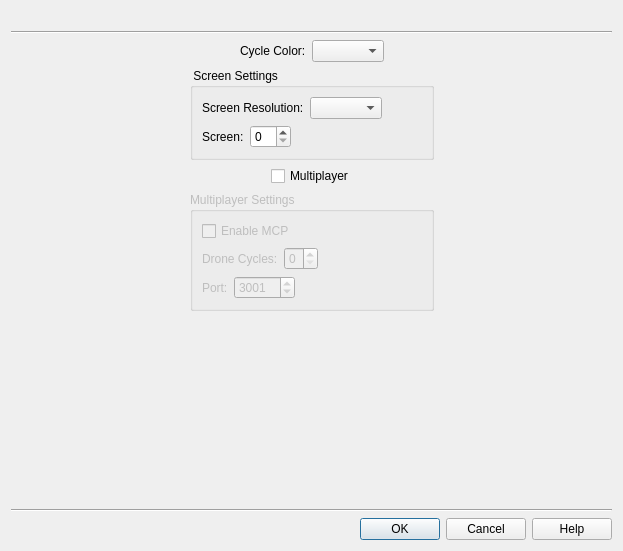
Old version of the form init/cyclesInit.ui in the repository dmzgroup/cycles.
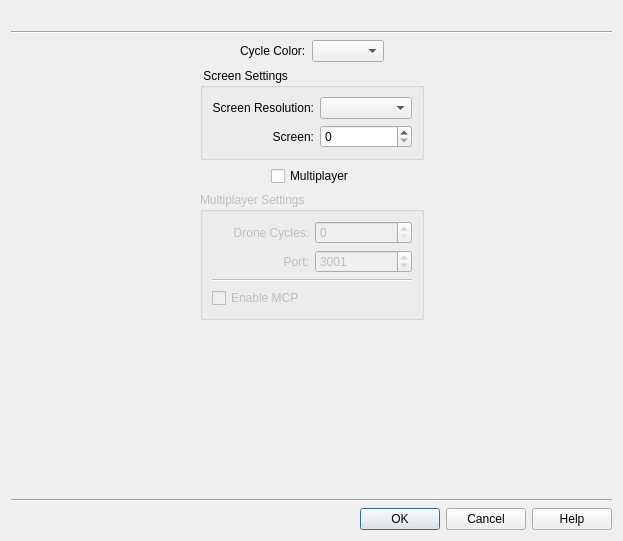
New version of the form. Icons and pictures are not drawn.

The edit to the form file:
```diff
--- a/init/cyclesInit.ui
+++ b/init/cyclesInit.ui
@@ -6,13 +6,13 @@
     <x>0</x>
     <y>0</y>
     <width>623</width>
-    <height>551</height>
+    <height>541</height>
    </rect>
   </property>
   <property name="windowTitle" >
    <string>Cycles Launch Control Panel</string>
   </property>
-  <layout class="QVBoxLayout" name="verticalLayout_4" >
+  <layout class="QVBoxLayout" name="verticalLayout_2" >
    <item>
     <widget class="QLabel" name="label_3" >
      <property name="text" >
@@ -31,7 +31,7 @@
     </widget>
    </item>
    <item>
-    <layout class="QHBoxLayout" name="horizontalLayout_11" >
+    <layout class="QHBoxLayout" name="horizontalLayout" >
      <item>
       <spacer name="horizontalSpacer_10" >
        <property name="orientation" >
@@ -46,7 +46,7 @@
       </spacer>
      </item>
      <item>
-      <layout class="QVBoxLayout" name="verticalLayout_3" >
+      <layout class="QVBoxLayout" name="verticalLayout" >
        <item>
         <layout class="QHBoxLayout" name="horizontalLayout_2" >
          <item>
@@ -94,62 +94,38 @@
            <property name="title" >
             <string> Screen Settings</string>
            </property>
-           <layout class="QVBoxLayout" name="verticalLayout_2" >
-            <item>
-             <layout class="QHBoxLayout" name="horizontalLayout_9" >
-              <item>
-               <widget class="QLabel" name="label_5" >
-                <property name="text" >
-                 <string>Screen Resolution:</string>
-                </property>
-               </widget>
-              </item>
-              <item>
-               <widget class="QComboBox" name="resolutionCombo" />
-              </item>
-              <item>
-               <spacer name="horizontalSpacer_9" >
-                <property name="orientation" >
-                 <enum>Qt::Horizontal</enum>
-                </property>
-                <property name="sizeHint" stdset="0" >
-                 <size>
-                  <width>40</width>
-                  <height>20</height>
-                 </size>
-                </property>
-               </spacer>
-              </item>
-             </layout>
-            </item>
-            <item>
-             <layout class="QHBoxLayout" name="horizontalLayout_6" >
-              <item>
+           <layout class="QGridLayout" name="gridLayout" >
+            <item row="2" column="2" >
+             <widget class="QSpinBox" name="screenBox" />
+            </item>
+            <item row="2" column="1" >
                <widget class="QLabel" name="label_6" >
                 <property name="text" >
                  <string>Screen:</string>
                 </property>
-               </widget>
-              </item>
-              <item>
-               <widget class="QSpinBox" name="screenBox" />
-              </item>
-              <item>
-               <spacer name="horizontalSpacer_6" >
-                <property name="orientation" >
-                 <enum>Qt::Horizontal</enum>
-                </property>
-                <property name="sizeHint" stdset="0" >
-                 <size>
-                  <width>115</width>
-                  <height>17</height>
-                 </size>
-                </property>
-               </spacer>
-              </item>
-             </layout>
-            </item>
-           </layout>
+              <property name="alignment" >
+               <set>Qt::AlignRight|Qt::AlignTrailing|Qt::AlignVCenter</set>
+              </property>
+             </widget>
+            </item>
+            <item row="0" column="2" >
+             <widget class="QComboBox" name="resolutionCombo" />
+            </item>
+            <item row="0" column="1" >
+             <widget class="QLabel" name="label_5" >
+              <property name="text" >
+               <string>Screen Resolution:</string>
+              </property>
+              <property name="alignment" >
+               <set>Qt::AlignRight|Qt::AlignTrailing|Qt::AlignVCenter</set>
+              </property>
+             </widget>
+            </item>
+           </layout>
+           <zorder>screenBox</zorder>
+           <zorder>label_6</zorder>
+           <zorder>resolutionCombo</zorder>
+           <zorder>label_5</zorder>
           </widget>
          </item>
         </layout>
@@ -199,72 +175,15 @@
          <property name="title" >
           <string>Multiplayer Settings</string>
          </property>
-         <layout class="QVBoxLayout" name="verticalLayout" >
-          <item>
-           <layout class="QHBoxLayout" name="horizontalLayout_4" >
-            <item>
-             <widget class="QCheckBox" name="mcpBox" >
-              <property name="text" >
-               <string>Enable MCP</string>
-              </property>
-             </widget>
-            </item>
-            <item>
-             <spacer name="horizontalSpacer_4" >
-              <property name="orientation" >
-               <enum>Qt::Horizontal</enum>
-              </property>
-              <property name="sizeHint" stdset="0" >
-               <size>
-                <width>40</width>
-                <height>20</height>
-               </size>
-              </property>
-             </spacer>
-            </item>
-           </layout>
-          </item>
-          <item>
-           <layout class="QHBoxLayout" name="horizontalLayout_5" >
-            <item>
-             <widget class="QLabel" name="label_2" >
-              <property name="text" >
-               <string>Drone Cycles:</string>
-              </property>
-             </widget>
-            </item>
-            <item>
+         <layout class="QGridLayout" name="gridLayout_2" >
+          <item row="2" column="2" >
              <widget class="QSpinBox" name="droneBox" >
               <property name="maximum" >
                <number>5</number>
               </property>
              </widget>
             </item>
-            <item>
-             <spacer name="horizontalSpacer_5" >
-              <property name="orientation" >
-               <enum>Qt::Horizontal</enum>
-              </property>
-              <property name="sizeHint" stdset="0" >
-               <size>
-                <width>40</width>
-                <height>20</height>
-               </size>
-              </property>
-             </spacer>
-            </item>
-           </layout>
-          </item>
-          <item>
-           <layout class="QHBoxLayout" name="horizontalLayout_7" >
-            <item>
-             <widget class="QLabel" name="label_4" >
-              <property name="text" >
-               <string>Port:</string>
-              </property>
-             </widget>
-            </item>
-            <item>
+          <item row="5" column="2" >
              <widget class="QSpinBox" name="portBox" >
               <property name="minimum" >
                <number>1</number>
@@ -277,20 +196,39 @@
               </property>
              </widget>
             </item>
-            <item>
-             <spacer name="horizontalSpacer_7" >
+          <item row="5" column="1" >
+           <widget class="QLabel" name="label_4" >
+            <property name="text" >
+             <string>Port:</string>
+            </property>
+            <property name="alignment" >
+             <set>Qt::AlignRight|Qt::AlignTrailing|Qt::AlignVCenter</set>
+            </property>
+           </widget>
+          </item>
+          <item row="2" column="1" >
+           <widget class="QLabel" name="label_2" >
+            <property name="text" >
+             <string>Drone Cycles:</string>
+            </property>
+            <property name="alignment" >
+             <set>Qt::AlignRight|Qt::AlignTrailing|Qt::AlignVCenter</set>
+            </property>
+           </widget>
+          </item>
+          <item row="7" column="1" >
+           <widget class="QCheckBox" name="mcpBox" >
+            <property name="text" >
+             <string>Enable MCP</string>
+            </property>
+           </widget>
+          </item>
+          <item row="6" column="1" colspan="2" >
+           <widget class="Line" name="line_3" >
               <property name="orientation" >
                <enum>Qt::Horizontal</enum>
               </property>
-              <property name="sizeHint" stdset="0" >
-               <size>
-                <width>40</width>
-                <height>20</height>
-               </size>
-              </property>
-             </spacer>
-            </item>
-           </layout>
+           </widget>
           </item>
          </layout>
         </widget>
@@ -319,8 +257,8 @@
      </property>
      <property name="sizeHint" stdset="0" >
       <size>
-       <width>20</width>
-       <height>0</height>
+       <width>596</width>
+       <height>21</height>
       </size>
      </property>
     </spacer>
```
Left out of the diff: 4 changed lines with no effect on the pictures. Lines whose indentation alone changed are shown as unchanged.
